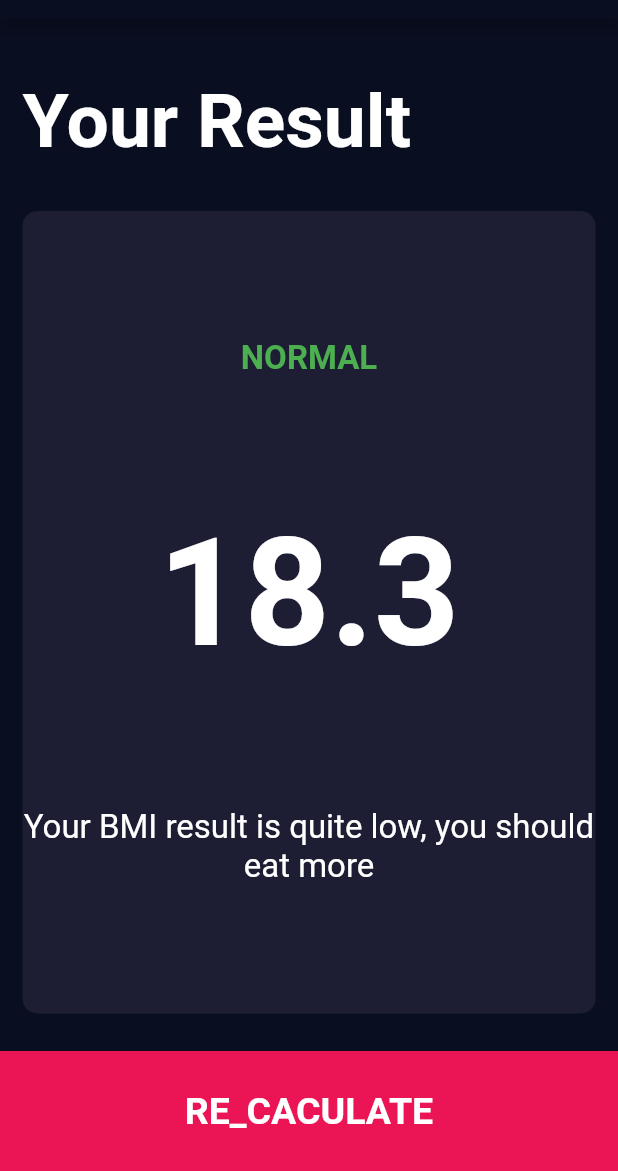
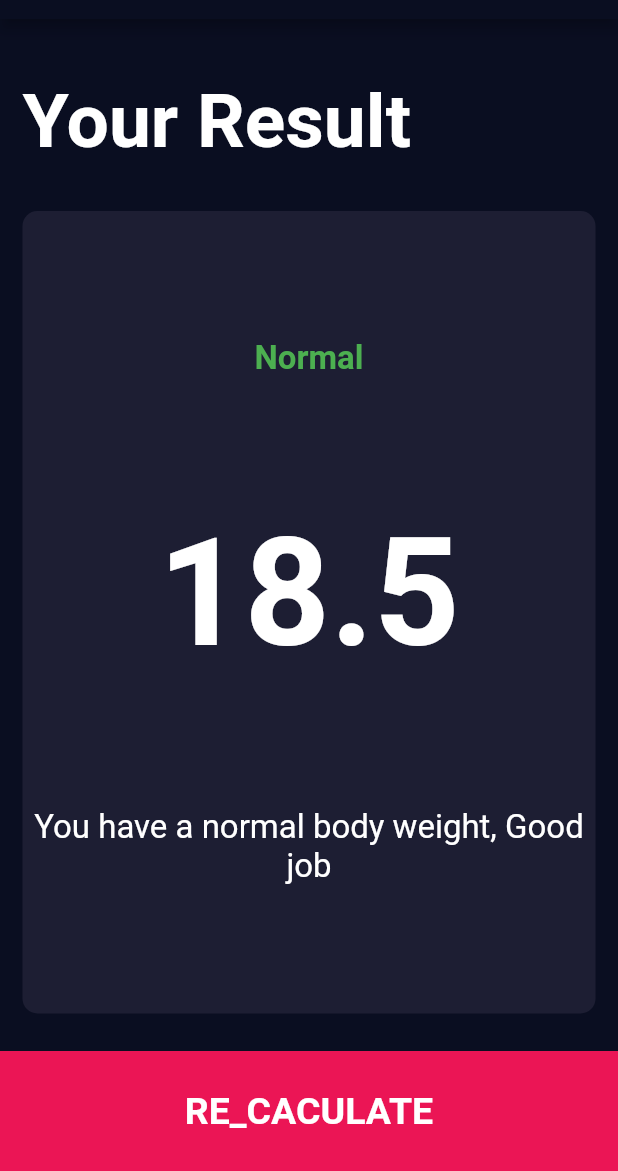
Before and after one commit to TrongBinhLe/flutter-BMI_Caculator, a Flutter app: the screen it shows after launch, after a tap on "CACULATE", on a phone screen of 412 x 824 dp, the part 65-1236 px from its top. Run offline on Flutter 3.47's test engine with Material 2 defaults, Android fonts, the phone set to English and light mode, and no system bars; our stand-ins replace font_awesome_flutter.

Commit message:
finished project

```diff
--- /dev/null
+++ b/lib/caculator_brain.dart
@@ -0,0 +1,39 @@
+import 'dart:math';
+
+import 'package:flutter/material.dart';
+
+class CaculatorBrain {
+
+  final int weight;
+  final int height;
+  double _bmi;
+
+  CaculatorBrain({@required this.height, @required this.weight});
+
+  String caculateBMI(){
+    _bmi = weight/pow(height/100, 2);
+    return _bmi.toStringAsFixed(1);
+  }
+
+  String getResult()
+  {
+    if(_bmi >= 25){
+      return 'Overweight';
+    }else if(_bmi > 18.5){
+      return 'Normal';
+    }else{
+      return 'Underweight';
+    }
+  }
+
+  String getInterpretation(){
+    if(_bmi>=25){
+      return 'You have a higher than normal weight. Try to execise more';
+    }else if (_bmi >18.5){
+      return 'You have a normal body weight, Good job';
+    }else {
+      return 'You have a lower than normal body weight. You can eat a bit more';
+    }
+  }
+
+}
--- a/lib/screens/input_page.dart
+++ b/lib/screens/input_page.dart
@@ -4,10 +4,11 @@ import 'package:font_awesome_flutter/font_awesome_flutter.dart';
 import '../widgets/bottom_button.dart';
 import '../widgets/round_icon_button.dart';
 
-import 'results_page.dart';
+import './results_page.dart';
 import '../reusable_card.dart';
 import '../icon_content.dart';
 import '../contants.dart';
+import '../caculator_brain.dart';
 
 enum Gender {
   male,
@@ -242,7 +243,14 @@ class _InputPageState extends State<InputPage> {
           BottomButton(
             title: 'CACULATE',
             onPress: () {
-              Navigator.of(context).pushNamed(ResultsPage.routeName);
+              CaculatorBrain calc =
+                  CaculatorBrain(height: height, weight: weight);
+              Navigator.push(
+                context,
+                MaterialPageRoute(
+                  builder: (context) => ResultsPage(bmiResult: calc.caculateBMI(),resultText: calc.getResult(),interpretationText: calc.getInterpretation(),),
+                ),
+              );
             },
           ),
         ],
--- a/lib/screens/results_page.dart
+++ b/lib/screens/results_page.dart
@@ -1,3 +1,4 @@
+import 'package:bmi_calculator/caculator_brain.dart';
 import 'package:bmi_calculator/reusable_card.dart';
 import 'package:bmi_calculator/widgets/bottom_button.dart';
 import 'package:flutter/material.dart';
@@ -5,9 +6,17 @@ import '../contants.dart';
 
 class ResultsPage extends StatelessWidget {
   static final String routeName = '/results_page';
+  final String bmiResult;
+  final String resultText;
+  final String interpretationText;
+
+  ResultsPage({@required this.bmiResult, @required this.resultText, @required this.interpretationText});
+
 
   @override
   Widget build(BuildContext context) {
+  // final agr = ModalRoute.of(context).settings.arguments as CaculatorBrain;
+
     return Scaffold(
       appBar: AppBar(
         title: Text('BMI CACULATOR'),
@@ -35,15 +44,15 @@ class ResultsPage extends StatelessWidget {
                 crossAxisAlignment: CrossAxisAlignment.center,
                 children: [
                   Text(
-                    'NORMAL',
+                    resultText,
                     style: kResultTextStyle,
                   ),
                   Text(
-                    '18.3',
+                    bmiResult,
                     style: kBMITextStyle,
                   ),
                   Text(
-                    'Your BMI result is quite low, you should eat more',
+                    interpretationText,
                     textAlign: TextAlign.center,
                     style: kBodyTextStyle,
                   ),
```
